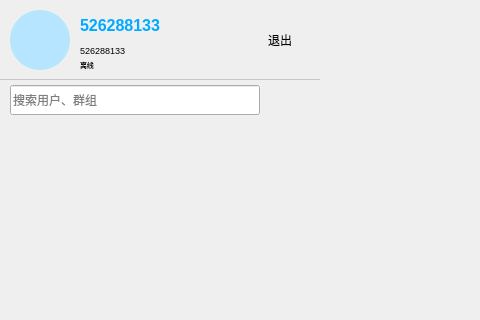
This is mainscene.ui in ShortFlier/MiniChat_client as Qt 5 draws it before an edit; both pictures show x 0 to 480 and y 0 to 320 of the 700 by 600 pixel window. The edited form follows.
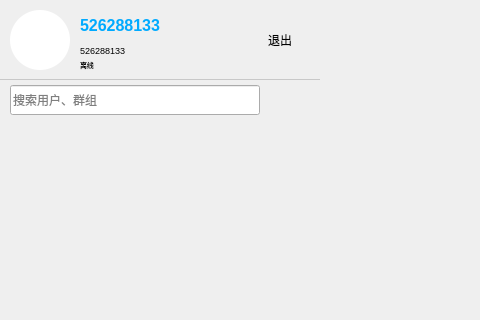
This is the edited form.

```diff
--- a/mainscene.ui
+++ b/mainscene.ui
@@ -51,7 +51,7 @@
      </property>
      <property name="styleSheet">
       <string notr="true">border-radius:30px;
-background-color:#b5e5ff;</string>
+background-color:white;</string>
      </property>
      <property name="text">
       <string/>
```
